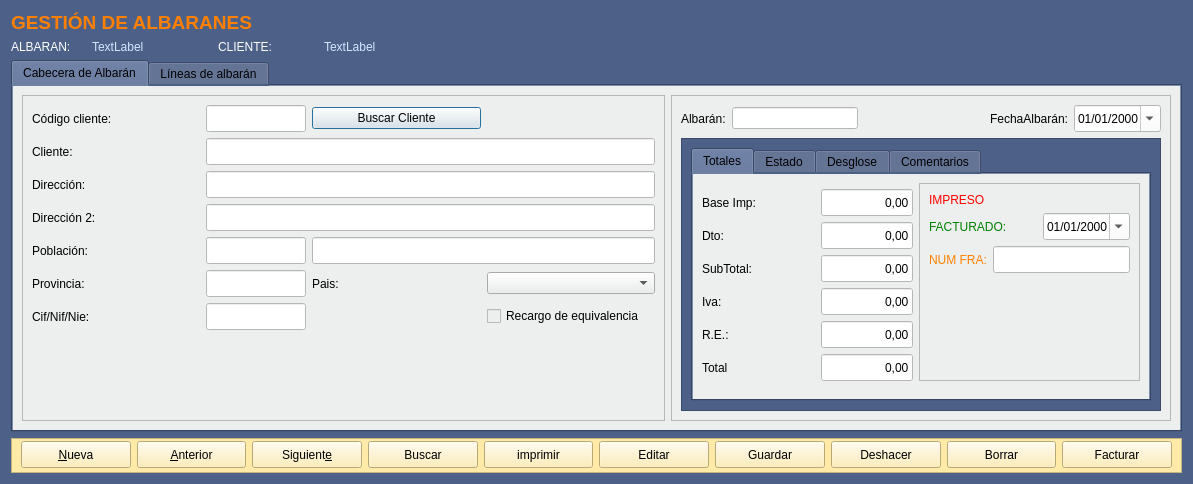
This is Zona_Ventas/frmalbaran.ui in arcnexus/RedFoX as Qt 5 draws it before an edit. The edited form follows.
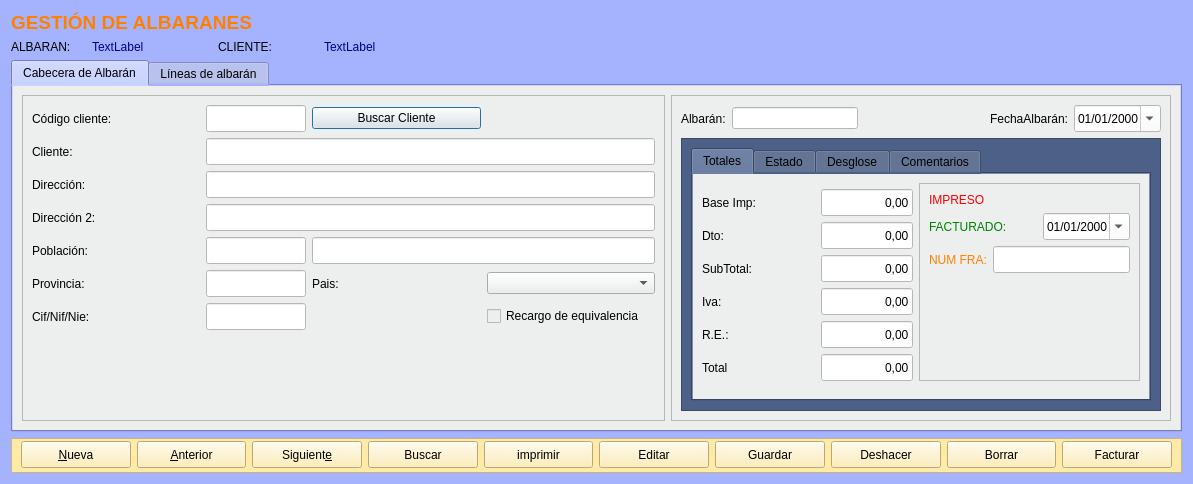
This is the edited form. Icons and pictures are not drawn.

What changed in the file:
```diff
--- a/Zona_Ventas/frmalbaran.ui
+++ b/Zona_Ventas/frmalbaran.ui
@@ -24,7 +24,7 @@
     <normaloff>:/Icons/PNG/Maya.png</normaloff>:/Icons/PNG/Maya.png</iconset>
   </property>
   <property name="styleSheet">
-   <string notr="true">background-color:#4c6088</string>
+   <string notr="true">background-color: rgb(165, 179, 255);</string>
   </property>
   <layout class="QGridLayout" name="gridLayout_10">
    <item row="0" column="0" colspan="3">
@@ -49,7 +49,7 @@
       </size>
      </property>
      <property name="styleSheet">
-      <string notr="true">color: rgb(255, 255, 255);</string>
+      <string notr="true">color: rgb(0,0,0);</string>
      </property>
      <property name="text">
       <string>ALBARAN:</string>
@@ -65,7 +65,7 @@
       </size>
      </property>
      <property name="styleSheet">
-      <string notr="true">color: rgb(208, 233, 255)</string>
+      <string notr="true">color: rgb(0, 0, 127);</string>
      </property>
      <property name="text">
       <string>TextLabel</string>
@@ -81,7 +81,7 @@
       </size>
      </property>
      <property name="styleSheet">
-      <string notr="true">color: rgb(255, 255, 255);</string>
+      <string notr="true">color: rgb(0,0,0);</string>
      </property>
      <property name="text">
       <string>CLIENTE:</string>
@@ -91,7 +91,7 @@
    <item row="1" column="3">
     <widget class="QLabel" name="lblCliente">
      <property name="styleSheet">
-      <string notr="true">color: rgb(208, 233, 255)</string>
+      <string notr="true">color: rgb(0, 0, 127);</string>
      </property>
      <property name="text">
       <string>TextLabel</string>
```
Left out of the diff: 26 changed lines with no effect on the pictures.
